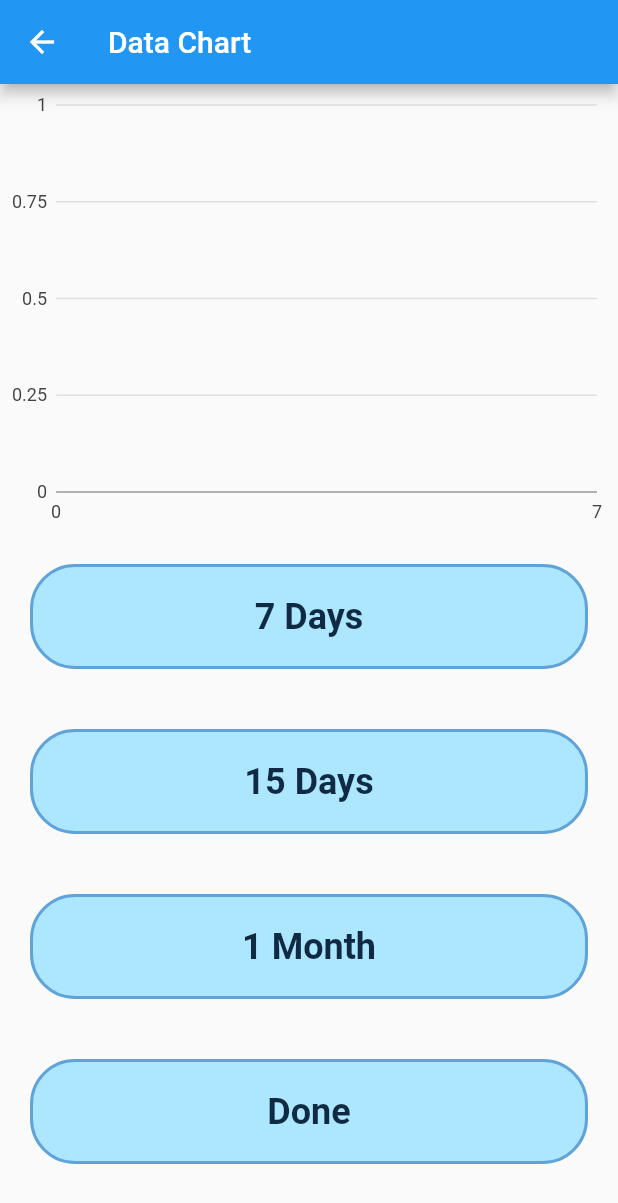
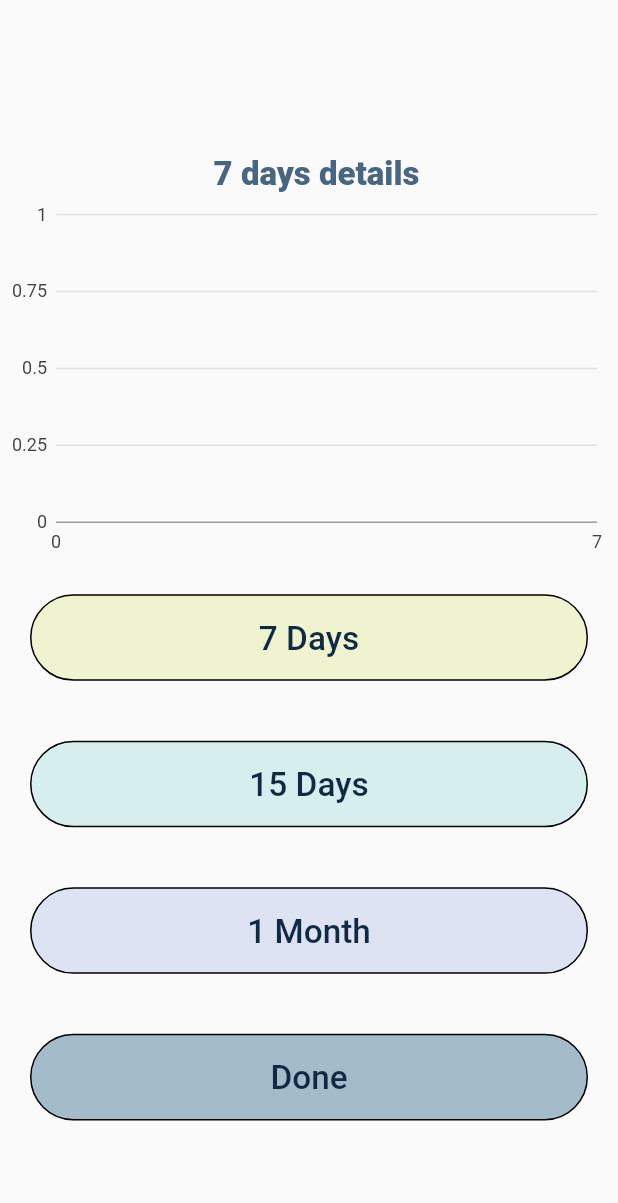
Before and after one commit to bhardwajsapna/coeus-ble-test, a Flutter app: the Detailed_Card screen opened directly with empty values, on a phone screen of 412 x 824 dp. Shown: the top 1203 px of the screen. Run offline on Flutter 3.47's test engine with Material 2 defaults, Android fonts, the phone set to English and light mode, and no system bars; our stand-ins replace charts_flutter, email_validator, flutter_blue, flutter_bluetooth_serial, flutter_secure_storage, fluttertoast and 5 more; missing offline and left inert: dart:ffi, direct_select; accounts and stored records are empty; network calls fail; project files that could hold a hidden picture were left out.

Commit message:
ui changes

```diff
--- a/lib/components/details_Card.dart
+++ b/lib/components/details_Card.dart
@@ -2,8 +2,10 @@ import 'dart:collection';
 
 import 'package:coeus_v1/models/BioValues.dart';
 import 'package:coeus_v1/models/TempValue.dart';
+import 'package:coeus_v1/utils/const.dart';
 import 'package:coeus_v1/widget/SimpleBarChart.dart';
 import 'package:coeus_v1/widget/button.dart';
+import 'package:coeus_v1/widget/textLogin.dart';
 import 'package:flutter/material.dart';
 import 'package:flutter/material.dart';
 import 'dart:math' as math;
@@ -195,24 +197,27 @@ class _Detailed_CardState extends State<Detailed_Card> {
   @override
   Widget build(BuildContext context) {
     return Scaffold(
-        appBar: AppBar(
-          title: const Text('Data Chart'),
-        ),
         body: Column(
       children: [
+        SizedBox(
+          height: 50,
+        ),
+        TextWrapper(textstr: widget.title, font: 28),
+        TextWrapper(textstr: ndays.toString() + " days details", font: 22),
         Container(
-              height: 300,
+          // height: MediaQuery.of(context).size.height / 3,
           child: FutureBuilder(
               future: render_chart(ndays),
               builder: (context, snapshot) {
                 if (snapshot.hasData) {
                   return SizedBox(
-                          height: 400.0,
+                      height: MediaQuery.of(context).size.height * 0.3,
                       child: StackedLineChart(
                         seriesList,
                         animate: false,
                         minY: this.minY,
                         maxY: this.maxY,
+                        ndays: ndays,
                       ));
                 } else {
                   return Card(
@@ -222,8 +227,7 @@ class _Detailed_CardState extends State<Detailed_Card> {
                         width: 400,
                         child: Center(
                           child: Row(
-                                mainAxisAlignment:
-                                    MainAxisAlignment.spaceAround,
+                            mainAxisAlignment: MainAxisAlignment.spaceAround,
                             children: [
                               Text('Retriving JSON data...',
                                   style: TextStyle(fontSize: 20.0)),
@@ -262,6 +266,7 @@ class _Detailed_CardState extends State<Detailed_Card> {
           },
           title: "7 Days",
           width: MediaQuery.of(context).size.width,
+          baseColor: Color(0xffeff3d0),
         ),
         Button(
           onTapFunction: () => {
@@ -271,6 +276,7 @@ class _Detailed_CardState extends State<Detailed_Card> {
           },
           title: "15 Days",
           width: MediaQuery.of(context).size.width,
+          baseColor: Color(0xffd6eeee),
         ),
         Button(
           onTapFunction: () => {
@@ -280,11 +286,13 @@ class _Detailed_CardState extends State<Detailed_Card> {
           },
           title: "1 Month",
           width: MediaQuery.of(context).size.width,
+          baseColor: Color(0xffdde3f3),
         ),
         Button(
           onTapFunction: () => {Navigator.pop(context)},
           title: "Done",
           width: MediaQuery.of(context).size.width,
+          baseColor: Constants.dull_blue_gray,
         )
       ],
     ));
--- a/lib/widget/StackedLineChart.dart
+++ b/lib/widget/StackedLineChart.dart
@@ -2,20 +2,31 @@ import 'package:flutter/material.dart';
 import 'package:charts_flutter/flutter.dart' as charts;
 
 class StackedLineChart extends StatelessWidget {
+  final ndays;
   final List<charts.Series<dynamic, int>> seriesList;
   final bool animate;
   final int minY, maxY;
 
   StackedLineChart(this.seriesList,
-      {this.animate = false, this.minY = 0, this.maxY = 100});
+      {this.animate = false, this.minY = 0, this.maxY = 100, this.ndays});
 
   @override
   Widget build(BuildContext context) {
-    return new charts.LineChart(seriesList,
-        animate: animate,
-        defaultRenderer: new charts.LineRendererConfig(includePoints: true),
-        primaryMeasureAxis: new charts.NumericAxisSpec(
-            viewport: new charts.NumericExtents(this.minY, this.maxY)));
+    return new charts.LineChart(
+      seriesList,
+      animate: animate,
+      defaultRenderer: new charts.LineRendererConfig(includePoints: true),
+      // defaultRenderer:
+      // new charts.LineRendererConfig(includeArea: true, stacked: true),
+      primaryMeasureAxis: new charts.NumericAxisSpec(
+          viewport: new charts.NumericExtents(this.minY, this.maxY),
+          tickProviderSpec:
+              new charts.BasicNumericTickProviderSpec(desiredMinTickCount: 5)),
+      domainAxis: new charts.NumericAxisSpec(
+          viewport: new charts.NumericExtents(1, ndays),
+          tickProviderSpec:
+              new charts.BasicNumericTickProviderSpec(desiredMinTickCount: 5)),
+    );
   }
 }
 
--- a/lib/widget/button.dart
+++ b/lib/widget/button.dart
@@ -3,18 +3,18 @@ import 'package:coeus_v1/utils/const.dart';
 import 'package:flutter/material.dart';
 
 class Button extends StatefulWidget {
-
   Function? onTapFunction;
   String? title;
   Widget? nextNavigation;
   double? width;
+  Color? baseColor;
 
   Button(
-      {
-      this.onTapFunction,
+      {this.onTapFunction,
       this.nextNavigation,
       this.title,
-      this.width});
+      this.width,
+      this.baseColor});
 
   @override
   _ButtonState createState() => _ButtonState();
@@ -27,7 +27,6 @@ class _ButtonState extends State<Button> {
       padding: const EdgeInsets.all(20),
       child: InkWell(
         onTap: () {
-
           if (widget.onTapFunction != null) {
             widget.onTapFunction!();
           }
@@ -40,22 +39,24 @@ class _ButtonState extends State<Button> {
         },
         child: Container(
           alignment: Alignment.center,
-          height: 70,
+          height: MediaQuery.of(context).size.height * 0.07,
           width: widget.width,
           decoration: BoxDecoration(
-            color: Constants.lightBlue,
+            color: widget.baseColor != null
+                ? widget.baseColor
+                : Constants.lightBlue,
             borderRadius: BorderRadius.circular(30),
             border: Border.all(
-              color: Constants.darkBlue,
-              width: 2,
+              // color: Constants.darkBlue,
+              width: 1,
             ),
           ),
           child: Text(
             widget.title!,
             style: TextStyle(
               color: Constants.textDark,
-              fontSize: 24,
-              fontWeight: FontWeight.w700,
+              fontSize: MediaQuery.of(context).size.height * 0.027,
+              fontWeight: FontWeight.w500,
             ),
           ),
         ),
```
Also changed, not shown: lib/pages/advancedSettings.profile.dart (+6 -4 lines), lib/pages/deviceinfo.page.dart (+6 -4 lines), lib/pages/personal.profile.page.dart (+34 -17 lines), lib/pages/profile.page.dart (+20 -6 lines), lib/pages/support.profile.dart (+6 -2 lines), lib/widget/date_picker.dart (+19 -4 lines). Lines whose indentation alone changed are shown as unchanged.
